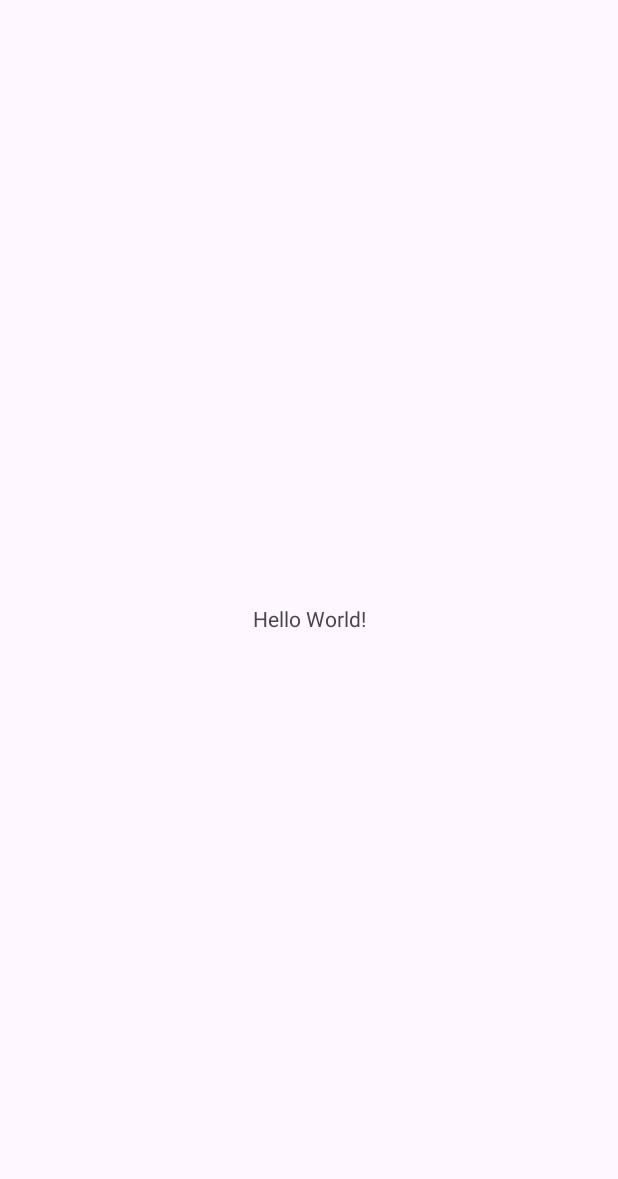
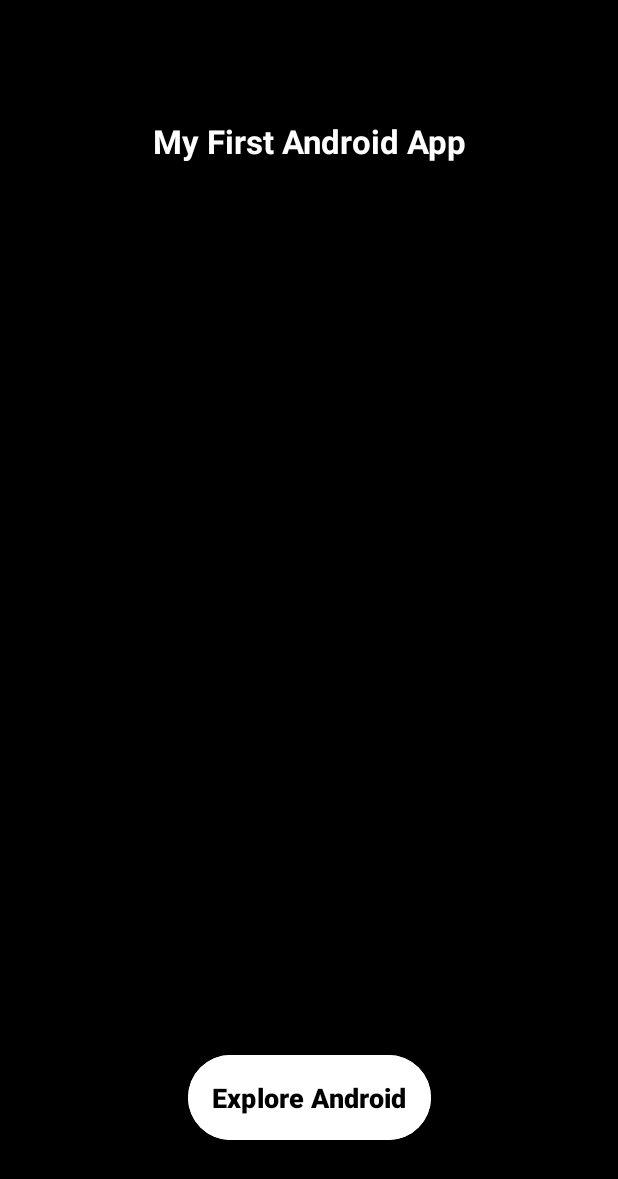
Before and after one commit to yashSuthar20702/AndroidTask1, an Android app: the screen it shows after launch (MainActivity), on a phone screen of 412 x 824 dp. Before the commit the part shown is almost empty. Shown: the top 1179 px of the screen. Run offline under Robolectric (Android 15) with nearby library versions, the phone set to English and light mode, and no system bars.

Commit message:
initial commit
- App creation
- Simple program contain one textview and button on home screen

```diff
--- a/app/build.gradle
+++ b/app/build.gradle
@@ -4,7 +4,7 @@ plugins {
 
 android {
     namespace 'com.example.yashtask1'
-    compileSdk 34
+    compileSdk 35
 
     defaultConfig {
         applicationId "com.example.yashtask1"
--- a/app/src/main/res/layout/activity_main.xml
+++ b/app/src/main/res/layout/activity_main.xml
@@ -5,15 +5,37 @@
     android:id="@+id/main"
     android:layout_width="match_parent"
     android:layout_height="match_parent"
-    tools:context=".MainActivity">
+    tools:context=".MainActivity"
+    android:background="@color/black">
 
     <TextView
         android:layout_width="wrap_content"
         android:layout_height="wrap_content"
-        android:text="Hello World!"
+        android:text="@string/home_title"
+        android:textStyle="bold"
+        android:textColor="@color/white"
         app:layout_constraintBottom_toBottomOf="parent"
         app:layout_constraintEnd_toEndOf="parent"
         app:layout_constraintStart_toStartOf="parent"
-        app:layout_constraintTop_toTopOf="parent" />
+        app:layout_constraintTop_toTopOf="parent"
+        app:layout_constraintVertical_bias="0.10"
+        android:textSize="22dp"/>
+
+    <Button
+        android:id="@+id/button"
+        android:layout_width="wrap_content"
+        android:layout_height="wrap_content"
+        android:layout_marginBottom="60dp"
+        android:text="@string/btnName"
+        android:textColor="@android:color/black"
+        android:backgroundTint="@android:color/white"
+        android:padding="16dp"
+        android:textSize="18sp"
+        android:textStyle="bold"
+        android:fontFamily="sans-serif-medium"
+        app:layout_constraintBottom_toBottomOf="parent"
+        app:layout_constraintEnd_toEndOf="parent"
+        app:layout_constraintStart_toStartOf="parent" />
+
 
 </androidx.constraintlayout.widget.ConstraintLayout>
--- a/app/src/main/res/values/strings.xml
+++ b/app/src/main/res/values/strings.xml
@@ -1,3 +1,5 @@
 <resources>
     <string name="app_name">YashTask1</string>
+    <string name="home_title">My First Android App</string>
+    <string name="btnName">Explore Android</string>
 </resources>
```
Also changed, not shown: 1 other file.
